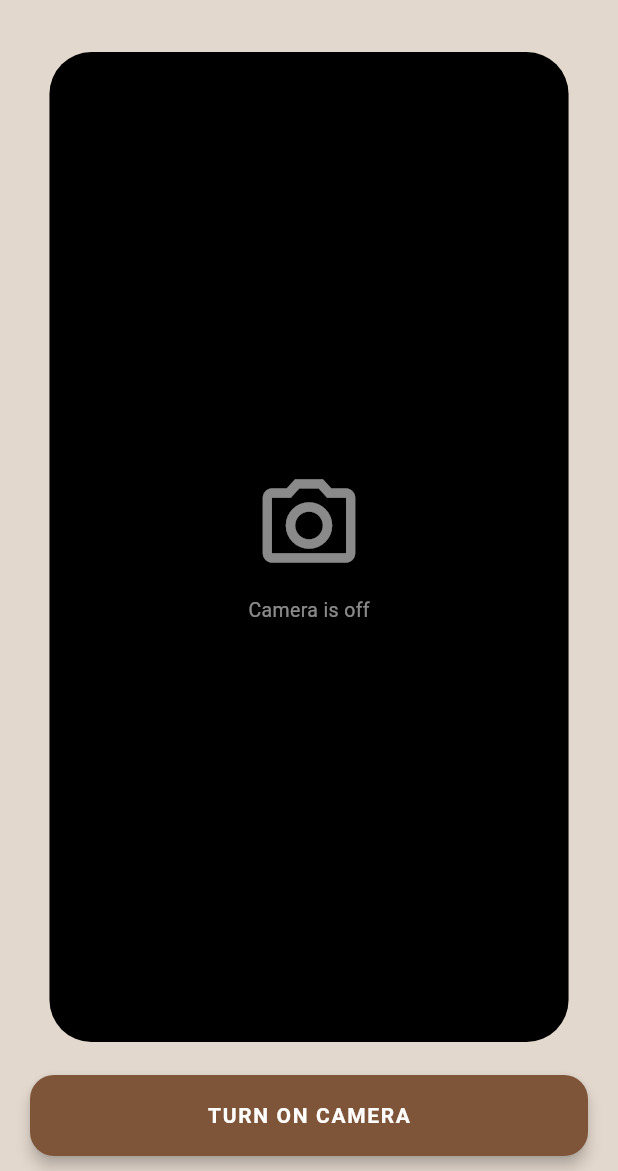
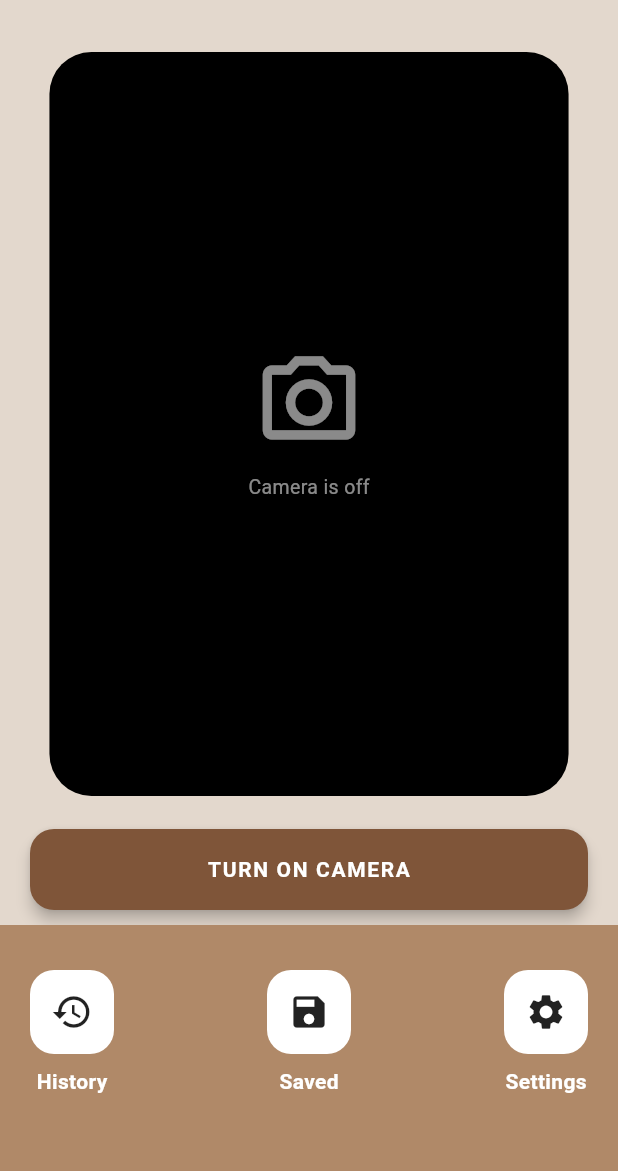
Before and after one commit to Mousefan6/CutSmart, a Flutter app: the screen it shows after launch, after a tap on "Continue", on a phone screen of 412 x 824 dp, the part 65-1236 px from its top. Run offline on Flutter 3.47's test engine with Material 3 defaults, Android fonts, the phone set to English and light mode, and no system bars; our stand-ins replace camera, google_generative_ai, video_player; Roboto replaces fonts that are missing (Georgia).

Commit message:
fixed menu buttons

```diff
--- a/lib/App/Scenes/home_page.dart
+++ b/lib/App/Scenes/camera_page.dart
@@ -3,15 +3,16 @@ import 'package:flutter/material.dart';
 import 'package:camera/camera.dart';
 import 'package:google_generative_ai/google_generative_ai.dart';
 import 'dart:typed_data';
+import '../UI/Menu_buttons.dart';
 
-class HomePage extends StatefulWidget {
-  const HomePage({super.key});
+class CameraPage extends StatefulWidget {
+  const CameraPage({super.key});
 
   @override
-  State<HomePage> createState() => _HomePageState();
+  State<CameraPage> createState() => _CameraPageState();
 }
 
-class _HomePageState extends State<HomePage> {
+class _CameraPageState extends State<CameraPage> {
   CameraController? _controller;
   bool _isCameraOn = false;
   bool _isScanning = false;
@@ -82,28 +83,6 @@ class _HomePageState extends State<HomePage> {
   void dispose() {
     _controller?.dispose();
     super.dispose();
-  }
-
-  Widget _buildSmallActionBox({required IconData icon, required String label, required VoidCallback onTap}) {
-    return GestureDetector(
-      onTap: onTap,
-      child: Container(
-        width: MediaQuery.of(context).size.width * 0.26,
-        padding: const EdgeInsets.symmetric(vertical: 12),
-        decoration: BoxDecoration(
-          color: Colors.white.withOpacity(0.6),
-          borderRadius: BorderRadius.circular(16),
-          border: Border.all(color: const Color(0xFFB08968).withOpacity(0.2)),
-        ),
-        child: Column(
-          children: [
-            Icon(icon, color: const Color(0xFF7D5334)),
-            const SizedBox(height: 4),
-            Text(label, style: const TextStyle(fontSize: 12, fontWeight: FontWeight.w600)),
-          ],
-        ),
-      ),
-    );
   }
 
   @override
@@ -195,7 +174,34 @@ class _HomePageState extends State<HomePage> {
           ),
 
           // 2. THE BACKGROUND BOX (Starts after the button)
+          BottomActionBar(
+            actions: [
+              ActionItem(
+                icon: Icons.history,
+                label: "History",
+                onTap: () {
+                  Navigator.push(
+                    context,
+                    MaterialPageRoute(
+                      builder: (_) => const VideoPage(videoUrl: ''),
+                    ),
+                  );
+                },
+              ),
 
+              ActionItem(
+                icon: Icons.save,
+                label: "Saved",
+                onTap: () {},
+              ),
+
+              ActionItem(
+                icon: Icons.settings,
+                label: "Settings",
+                onTap: () {},
+              ),
+            ],
+          ),
         ],
       ),
     );
--- a/lib/App/Scenes/landing_page.dart
+++ b/lib/App/Scenes/landing_page.dart
@@ -1,7 +1,6 @@
 import 'package:flutter/material.dart';
 
-import 'home_page.dart';
-import 'video_page.dart';
+import 'camera_page.dart';
 
 void main() {
   runApp(const LandingApp());
@@ -45,7 +44,7 @@ class LandingPage extends StatelessWidget {
                       Navigator.push(
                         context,
                         MaterialPageRoute<void>(
-                          builder: (context) => const HomePage(),
+                          builder: (context) => const CameraPage(),
                         ),
                       );
                     },
--- a/lib/App/UI/Menu_buttons.dart
+++ b/lib/App/UI/Menu_buttons.dart
@@ -1,38 +1,76 @@
-Container(
+import 'package:flutter/material.dart';
+
+class BottomActionBar extends StatelessWidget {
+  final List<ActionItem> actions;
+  final Color backgroundColor;
+
+  const BottomActionBar({
+    super.key,
+    required this.actions,
+    this.backgroundColor = const Color(0xFFB08968),
+  });
+
+  @override
+  Widget build(BuildContext context) {
+    return Container(
       width: double.infinity,
-decoration: const BoxDecoration(
-color: Color(0xFFB08968), // Darker tan/beige box
-// borderRadius: BorderRadius.only(
-//   topLeft: Radius.circular(32),
-//   topRight: Radius.circular(32),
-// ),
+      decoration: BoxDecoration(
+        color: backgroundColor,
       ),
       padding: const EdgeInsets.fromLTRB(20, 30, 20, 50),
       child: Row(
         mainAxisAlignment: MainAxisAlignment.spaceBetween,
-children: [
-_buildSmallActionBox(
-icon: Icons.history,
-label: "History",
-onTap: () {
-Navigator.push(
-context,
-MaterialPageRoute<void>(
-builder: (context) => const VideoPage(videoUrl: '',),
+        children: actions.map((action) {
+          return _buildSmallActionBox(
+            icon: action.icon,
+            label: action.label,
+            onTap: action.onTap,
+          );
+        }).toList(),
       ),
     );
-},
+  }
+
+  Widget _buildSmallActionBox({
+    required IconData icon,
+    required String label,
+    required VoidCallback onTap,
+  }) {
+    return GestureDetector(
+      onTap: onTap,
+      child: Column(
+        mainAxisSize: MainAxisSize.min,
+        children: [
+          Container(
+            padding: const EdgeInsets.all(14),
+            decoration: BoxDecoration(
+              color: Colors.white,
+              borderRadius: BorderRadius.circular(16),
             ),
-_buildSmallActionBox(
-icon: Icons.save,
-label: "Saved",
-onTap: () {},
+            child: Icon(icon, size: 28),
           ),
-_buildSmallActionBox(
-icon: Icons.settings,
-label: "Settings",
-onTap: () {},
+          const SizedBox(height: 8),
+          Text(
+            label,
+            style: const TextStyle(
+              color: Colors.white,
+              fontWeight: FontWeight.bold,
+            ),
           ),
         ],
       ),
-),
+    );
+  }
+}
+
+class ActionItem {
+  final IconData icon;
+  final String label;
+  final VoidCallback onTap;
+
+  ActionItem({
+    required this.icon,
+    required this.label,
+    required this.onTap,
+  });
+}
```
Lines whose indentation alone changed are shown as unchanged.
